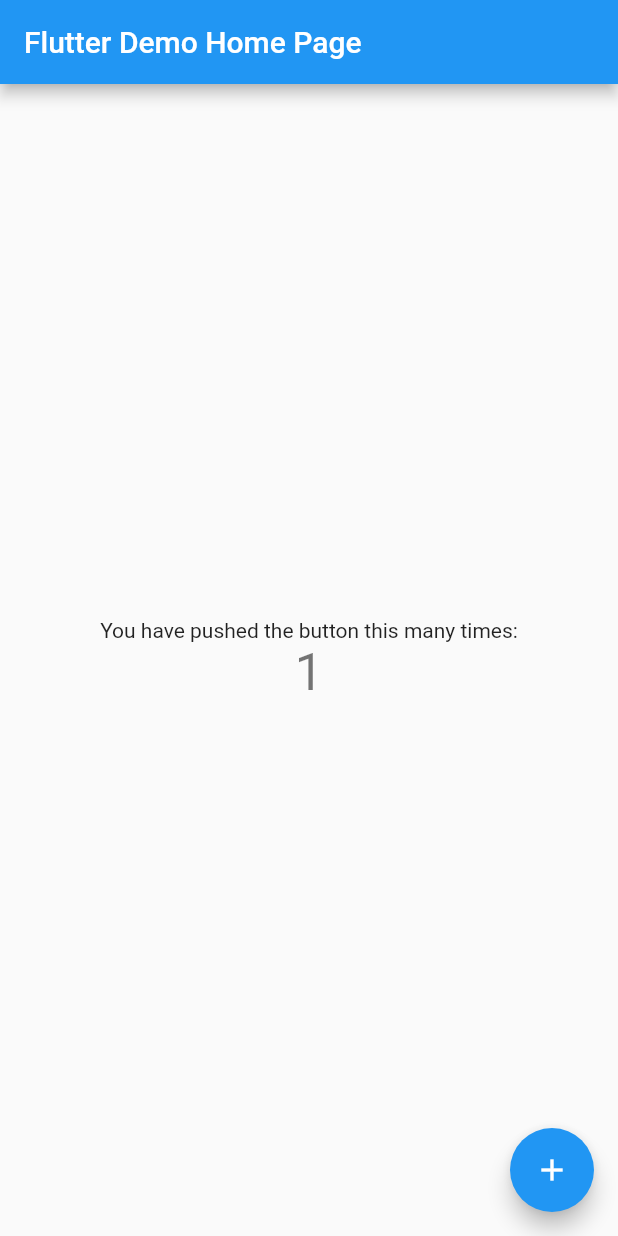
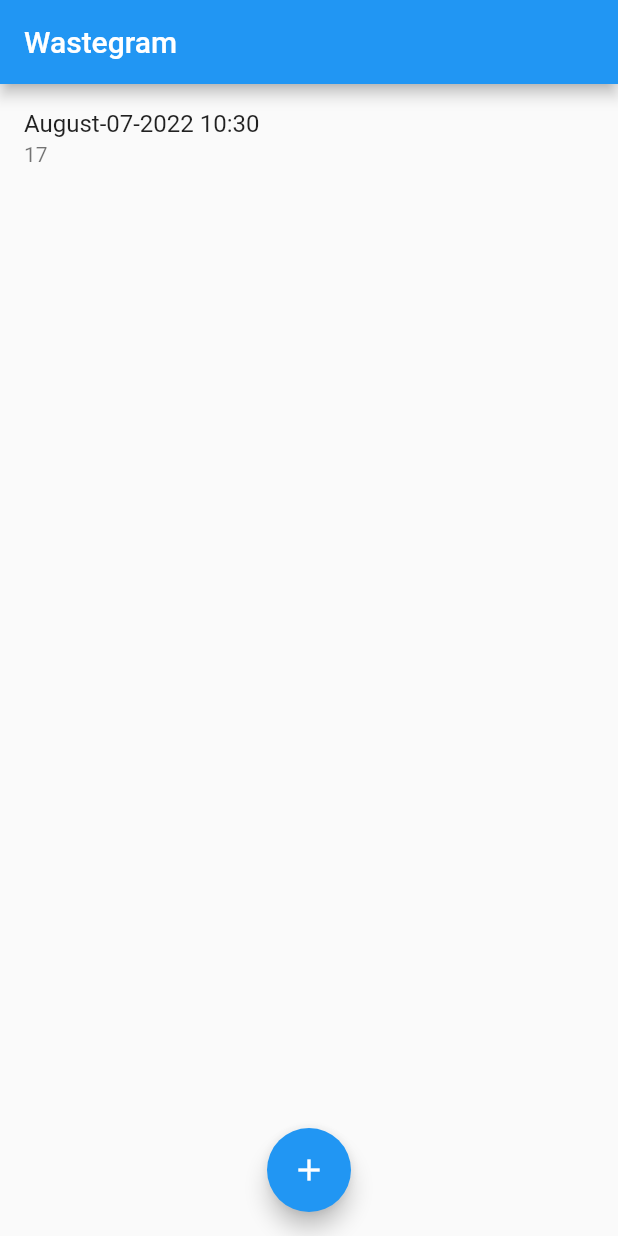
Before and after one commit to KyleBrogdon/Wasteagram, a Flutter app: the screen it shows after launch, after a tap on the "add" icon, on a phone screen of 412 x 824 dp. Run offline on Flutter 3.47's test engine with Material 2 defaults, Android fonts, the phone set to English and light mode, and no system bars; our stand-ins replace cloud_firestore, firebase_core, firebase_storage; accounts and stored records are empty.

Commit message:
sample project code

```diff
--- /dev/null
+++ b/lib/entry_lists.dart
@@ -0,0 +1,55 @@
+import 'package:flutter/material.dart';
+import 'package:cloud_firestore/cloud_firestore.dart';
+import 'package:intl/intl.dart';
+
+class EntryLists extends StatefulWidget {
+  @override
+  _EntryListsState createState() => _EntryListsState();
+}
+
+// code citation: convert dateTime object to string
+// https://stackoverflow.com/questions/51579546/how-to-format-datetime-in-flutter
+class _EntryListsState extends State<EntryLists> {
+  DateFormat dateFormat = DateFormat('MMMM-dd-yyyy kk:mm');
+  @override
+  Widget build(BuildContext context) {
+    return Scaffold(
+      appBar: AppBar(title: Text('Wastegram')),
+      body: StreamBuilder(
+          stream: FirebaseFirestore.instance.collection('posts').snapshots(),
+          builder: (BuildContext context, AsyncSnapshot<QuerySnapshot> snapshot) {
+            if (snapshot.hasData && snapshot.data!.docs != null && snapshot.data!.docs.length > 0) {
+              return ListView.builder(
+                  itemCount: snapshot.data!.docs.length,
+                  itemBuilder: (context, index) {
+                    var post = snapshot.data!.docs[index];
+                    return ListTile(
+                        title: Text(dateFormat.format(post['submission_date'].toDate())),
+                        subtitle: Text(post['weight'].toString()));
+                  });
+            } else {
+              return Center(child: CircularProgressIndicator());
+            }
+          }),
+      floatingActionButton: NewEntryButton(),
+      floatingActionButtonLocation: FloatingActionButtonLocation.centerFloat,
+    );
+  }
+}
+
+/*
+ * As an example I have added functionality to add an entry to the collection
+ * if the button is pressed
+ */
+class NewEntryButton extends StatelessWidget {
+  @override
+  Widget build(BuildContext context) {
+    return FloatingActionButton(
+        child: Icon(Icons.add),
+        onPressed: () {
+          FirebaseFirestore.instance
+              .collection('posts')
+              .add({'submission_date': DateTime.now(), 'weight': 17});
+        });
+  }
+}
--- a/lib/main.dart
+++ b/lib/main.dart
@@ -1,117 +1,28 @@
 import 'package:flutter/material.dart';
+import 'entry_lists.dart';
 import 'package:cloud_firestore/cloud_firestore.dart';
+import 'package:firebase_storage/firebase_storage.dart';
+import 'package:firebase_core/firebase_core.dart';
+import 'package:firebase_core/firebase_core.dart';
 
-
-void main() {
-  runApp(const MyApp());
+Future<void> main() async {
+  WidgetsFlutterBinding.ensureInitialized();
+  await Firebase.initializeApp();
+  runApp(App(title: 'Location Services'));
 }
 
-class MyApp extends StatelessWidget {
-  const MyApp({Key? key}) : super(key: key);
+class App extends StatelessWidget {
+  final String title;
 
-  // This widget is the root of your application.
+  const App({Key? key, required this.title}) : super(key: key);
+
   @override
   Widget build(BuildContext context) {
     return MaterialApp(
-      title: 'Flutter Demo',
-      theme: ThemeData(
-        // This is the theme of your application.
-        //
-        // Try running your application with "flutter run". You'll see the
-        // application has a blue toolbar. Then, without quitting the app, try
-        // changing the primarySwatch below to Colors.green and then invoke
-        // "hot reload" (press "r" in the console where you ran "flutter run",
-        // or simply save your changes to "hot reload" in a Flutter IDE).
-        // Notice that the counter didn't reset back to zero; the application
-        // is not restarted.
-        primarySwatch: Colors.blue,
-      ),
-      home: const MyHomePage(title: 'Flutter Demo Home Page'),
-    );
+        title: 'Flutter Demo',
+        theme: ThemeData(
+          primarySwatch: Colors.blue,
+        ),
+        home: Scaffold(body: EntryLists()));
   }
 }
-
-class MyHomePage extends StatefulWidget {
-  const MyHomePage({Key? key, required this.title}) : super(key: key);
-
-  // This widget is the home page of your application. It is stateful, meaning
-  // that it has a State object (defined below) that contains fields that affect
-  // how it looks.
-
-  // This class is the configuration for the state. It holds the values (in this
-  // case the title) provided by the parent (in this case the App widget) and
-  // used by the build method of the State. Fields in a Widget subclass are
-  // always marked "final".
-
-  final String title;
-
-  @override
-  State<MyHomePage> createState() => _MyHomePageState();
-}
-
-class _MyHomePageState extends State<MyHomePage> {
-  int _counter = 0;
-
-  void _incrementCounter() {
-    setState(() {
-      // This call to setState tells the Flutter framework that something has
-      // changed in this State, which causes it to rerun the build method below
-      // so that the display can reflect the updated values. If we changed
-      // _counter without calling setState(), then the build method would not be
-      // called again, and so nothing would appear to happen.
-      _counter++;
-    });
-  }
-
-  @override
-  Widget build(BuildContext context) {
-    // This method is rerun every time setState is called, for instance as done
-    // by the _incrementCounter method above.
-    //
-    // The Flutter framework has been optimized to make rerunning build methods
-    // fast, so that you can just rebuild anything that needs updating rather
-    // than having to individually change instances of widgets.
-    return Scaffold(
-      appBar: AppBar(
-        // Here we take the value from the MyHomePage object that was created by
-        // the App.build method, and use it to set our appbar title.
-        title: Text(widget.title),
-      ),
-      body: Center(
-        // Center is a layout widget. It takes a single child and positions it
-        // in the middle of the parent.
-        child: Column(
-          // Column is also a layout widget. It takes a list of children and
-          // arranges them vertically. By default, it sizes itself to fit its
-          // children horizontally, and tries to be as tall as its parent.
-          //
-          // Invoke "debug painting" (press "p" in the console, choose the
-          // "Toggle Debug Paint" action from the Flutter Inspector in Android
-          // Studio, or the "Toggle Debug Paint" command in Visual Studio Code)
-          // to see the wireframe for each widget.
-          //
-          // Column has various properties to control how it sizes itself and
-          // how it positions its children. Here we use mainAxisAlignment to
-          // center the children vertically; the main axis here is the vertical
-          // axis because Columns are vertical (the cross axis would be
-          // horizontal).
-          mainAxisAlignment: MainAxisAlignment.center,
-          children: <Widget>[
-            const Text(
-              'You have pushed the button this many times:',
-            ),
-            Text(
-              '$_counter',
-              style: Theme.of(context).textTheme.headline4,
-            ),
-          ],
-        ),
-      ),
-      floatingActionButton: FloatingActionButton(
-        onPressed: _incrementCounter,
-        tooltip: 'Increment',
-        child: const Icon(Icons.add),
-      ), // This trailing comma makes auto-formatting nicer for build methods.
-    );
-  }
-}
--- a/pubspec.yaml
+++ b/pubspec.yaml
@@ -38,6 +38,7 @@ dependencies:
   image_picker: ^0.8.5+3
   cloud_firestore: ^3.4.3
   firebase_storage: ^10.3.4
+  intl: ^0.17.0
 
 dev_dependencies:
   flutter_test:
```
Also changed, not shown: pubspec.lock, 2 other files.
